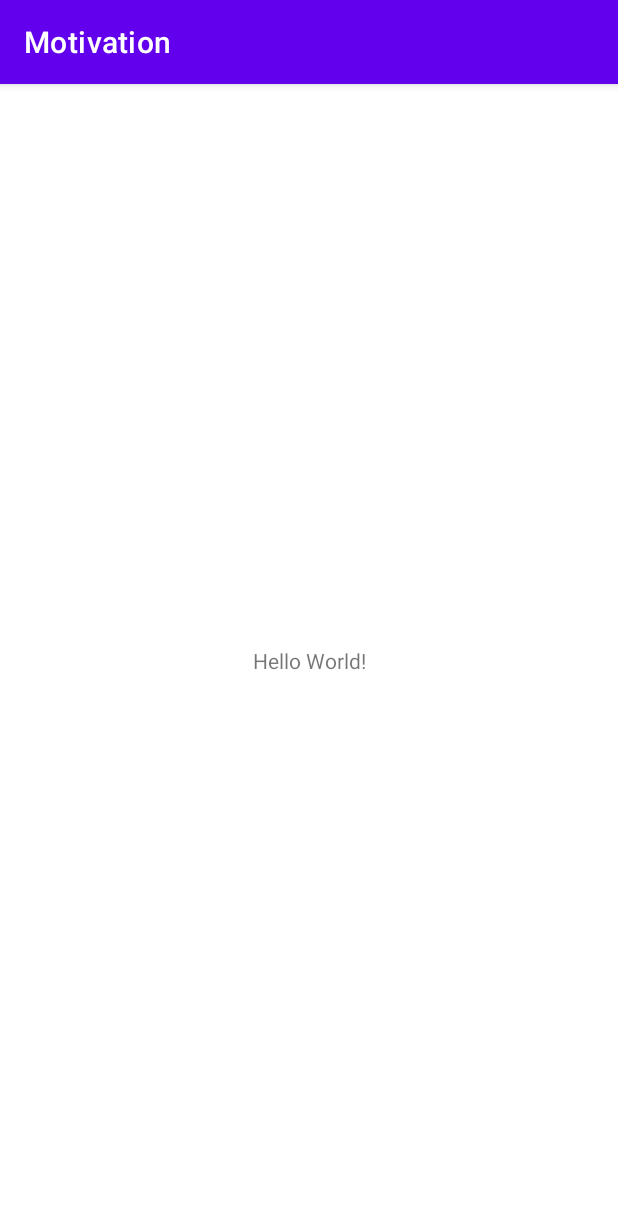
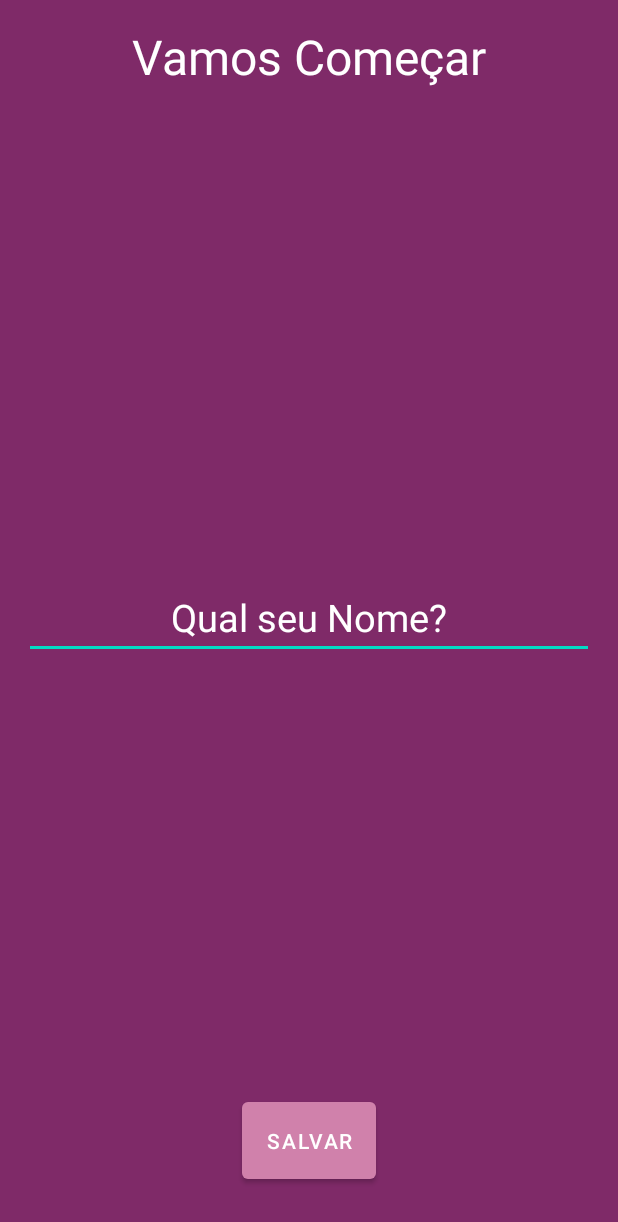
Before and after one commit to LuisMoleroOliveira/App-Motivation, an Android app: the screen it shows after launch (MainActivity before the commit, SplashActivity after it), on a phone screen of 412 x 824 dp. Shown: the top 1222 px of the screen. Run offline under Robolectric (Android 15) with nearby library versions, the phone set to English and light mode, and no system bars.

Commit message:
Splash Activity

```diff
--- a/app/src/main/AndroidManifest.xml
+++ b/app/src/main/AndroidManifest.xml
@@ -8,16 +8,20 @@
         android:label="@string/app_name"
         android:roundIcon="@mipmap/ic_launcher_round"
         android:supportsRtl="true"
-        android:theme="@style/Theme.Motivation">
+        android:theme="@style/Theme.Motivation"
+        android:fullBackupContent="true">
         <activity
-            android:name=".MainActivity"
+            android:name=".SplashActivity"
             android:exported="true">
             <intent-filter>
                 <action android:name="android.intent.action.MAIN" />
-
                 <category android:name="android.intent.category.LAUNCHER" />
             </intent-filter>
         </activity>
+
+        <activity
+            android:name=".MainActivity"
+            android:exported="true" />
     </application>
 
 </manifest>
--- /dev/null
+++ b/app/src/main/java/br/com/molero/motivation/SplashActivity.kt
@@ -0,0 +1,15 @@
+package br.com.molero.motivation
+
+
+import android.os.Bundle
+import androidx.appcompat.app.AppCompatActivity
+
+class SplashActivity : AppCompatActivity() {
+    override fun onCreate(savedInstanceState: Bundle?) {
+        super.onCreate(savedInstanceState)
+        setContentView(R.layout.activity_splash)
+
+        if(supportActionBar != null) supportActionBar!!.hide()
+
+    }
+}
--- a/app/src/main/res/layout/activity_main.xml
+++ b/app/src/main/res/layout/activity_main.xml
@@ -4,15 +4,4 @@
     xmlns:tools="http://schemas.android.com/tools"
     android:layout_width="match_parent"
     android:layout_height="match_parent"
-    tools:context=".MainActivity">
-
-    <TextView
-        android:layout_width="wrap_content"
-        android:layout_height="wrap_content"
-        android:text="Hello World!"
-        app:layout_constraintBottom_toBottomOf="parent"
-        app:layout_constraintLeft_toLeftOf="parent"
-        app:layout_constraintRight_toRightOf="parent"
-        app:layout_constraintTop_toTopOf="parent" />
-
-</androidx.constraintlayout.widget.ConstraintLayout>
+    tools:context=".MainActivity"/>
--- /dev/null
+++ b/app/src/main/res/layout/activity_splash.xml
@@ -0,0 +1,40 @@
+<?xml version="1.0" encoding="utf-8"?>
+<RelativeLayout xmlns:android="http://schemas.android.com/apk/res/android"
+
+    xmlns:tools="http://schemas.android.com/tools"
+    android:layout_width="match_parent"
+    android:layout_height="match_parent"
+    android:padding="16dp"
+    tools:context=".MainActivity">
+
+    <TextView
+        android:layout_width="wrap_content"
+        android:layout_height="wrap_content"
+        android:layout_centerHorizontal="true"
+        android:text="@string/vamos_comecar"
+        android:textColor="@color/white"
+        android:textSize="32sp" />
+
+    <EditText
+        android:layout_width="match_parent"
+        android:layout_height="wrap_content"
+        android:layout_centerInParent="true"
+        android:autofillHints="no"
+        android:gravity="center"
+        android:hint="@string/qual_seu_nome"
+        android:inputType="text"
+        android:textColor="@color/white"
+        android:textColorHint="@color/white"
+        android:textSize="25sp" />
+
+    <Button
+        android:layout_width="wrap_content"
+        android:layout_height="wrap_content"
+        android:layout_alignParentBottom="true"
+        android:layout_centerHorizontal="true"
+        android:layout_marginBottom="16dp"
+        android:padding="16dp"
+        android:text="@string/salvar" />
+
+
+</RelativeLayout>
--- a/app/src/main/res/values-night/themes.xml
+++ b/app/src/main/res/values-night/themes.xml
@@ -2,15 +2,16 @@
     <!-- Base application theme. -->
     <style name="Theme.Motivation" parent="Theme.MaterialComponents.DayNight.DarkActionBar">
         <!-- Primary brand color. -->
-        <item name="colorPrimary">@color/purple_200</item>
-        <item name="colorPrimaryVariant">@color/purple_700</item>
-        <item name="colorOnPrimary">@color/black</item>
+        <item name="colorPrimary">@color/colorPrimary</item>
+        <item name="colorPrimaryVariant">@color/colorPrimaryDark</item>
+        <item name="colorOnPrimary">@color/white</item>
         <!-- Secondary brand color. -->
         <item name="colorSecondary">@color/teal_200</item>
         <item name="colorSecondaryVariant">@color/teal_200</item>
-        <item name="colorOnSecondary">@color/black</item>
+        <item name="colorOnSecondary">@color/white</item>
         <!-- Status bar color. -->
         <item name="android:statusBarColor" tools:targetApi="l">?attr/colorPrimaryVariant</item>
+        <item name="android:background">@color/colorPrimaryNight</item>
         <!-- Customize your theme here. -->
     </style>
 </resources>
--- a/app/src/main/res/values/colors.xml
+++ b/app/src/main/res/values/colors.xml
@@ -1,10 +1,15 @@
 <?xml version="1.0" encoding="utf-8"?>
 <resources>
+    <color name="colorPrimary">#7F2A68</color>
+    <color name="colorPrimaryNight">#291222</color>
+    <color name="colorPrimaryDark">#5F1049</color>
+    <color name="colorAccent">#D081AB</color>
+    <color name="white">#ffffff</color>
+    <color name="black">#000000</color>
+    <color name="darkGrey">#4D4D4D</color>
     <color name="purple_200">#FFBB86FC</color>
     <color name="purple_500">#FF6200EE</color>
     <color name="purple_700">#FF3700B3</color>
     <color name="teal_200">#FF03DAC5</color>
     <color name="teal_700">#FF018786</color>
-    <color name="black">#FF000000</color>
-    <color name="white">#FFFFFFFF</color>
 </resources>
--- a/app/src/main/res/values/strings.xml
+++ b/app/src/main/res/values/strings.xml
@@ -1,3 +1,6 @@
 <resources>
     <string name="app_name">Motivation</string>
+    <string name="vamos_comecar">Vamos Começar</string>
+    <string name="qual_seu_nome">Qual seu Nome?</string>
+    <string name="salvar">Salvar</string>
 </resources>
--- a/app/src/main/res/values/themes.xml
+++ b/app/src/main/res/values/themes.xml
@@ -2,15 +2,16 @@
     <!-- Base application theme. -->
     <style name="Theme.Motivation" parent="Theme.MaterialComponents.DayNight.DarkActionBar">
         <!-- Primary brand color. -->
-        <item name="colorPrimary">@color/purple_500</item>
-        <item name="colorPrimaryVariant">@color/purple_700</item>
+        <item name="colorPrimary">@color/colorAccent</item>
+        <item name="colorPrimaryVariant">@color/colorPrimary</item>
         <item name="colorOnPrimary">@color/white</item>
         <!-- Secondary brand color. -->
         <item name="colorSecondary">@color/teal_200</item>
         <item name="colorSecondaryVariant">@color/teal_700</item>
-        <item name="colorOnSecondary">@color/black</item>
+        <item name="colorOnSecondary">@color/white</item>
         <!-- Status bar color. -->
-        <item name="android:statusBarColor" tools:targetApi="l">?attr/colorPrimaryVariant</item>
+        <item name="android:statusBarColor" tools:targetApi="l">?attr/colorPrimary</item>
+        <item name="android:background">@color/colorPrimary</item>
         <!-- Customize your theme here. -->
     </style>
 </resources>
```
